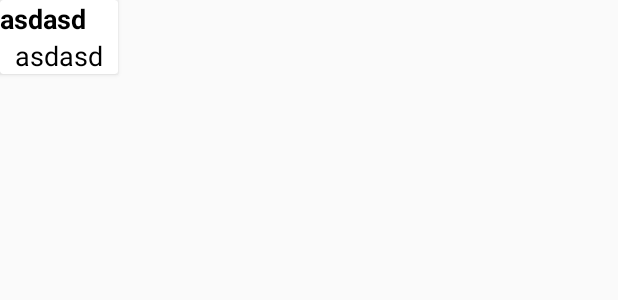
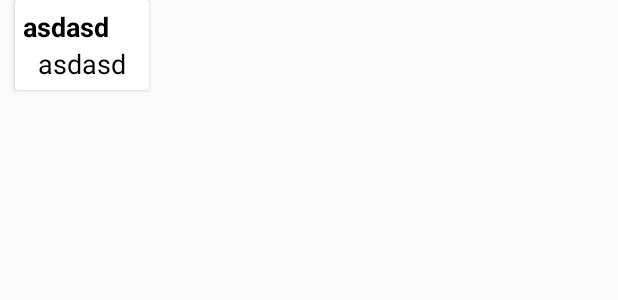
Before and after one commit to bloderxd/socket-chat-android, an Android app: the layout layout_message.xml on its own in the app's theme, with its tools: preview values and no code run, on a phone screen of 412 x 824 dp. Shown: the top 300 px of the screen. Run offline under Robolectric (Android 15) with nearby library versions, the phone set to English and light mode, and no system bars.

Commit message:
Some layout message's resizes changed

```diff
--- a/app/src/main/res/layout/layout_message.xml
+++ b/app/src/main/res/layout/layout_message.xml
@@ -7,12 +7,13 @@
             android:layout_width="wrap_content"
             android:layout_height="wrap_content"
             android:layout_marginBottom="20dp"
-            android:padding="15dp">
+            android:layout_marginLeft="10dp">
 
             <LinearLayout
                 android:layout_width="match_parent"
                 android:layout_height="wrap_content"
-                android:orientation="vertical">
+                android:orientation="vertical"
+                android:padding="5dp">
 
             <TextView
                 android:id="@+id/username_content"
```
